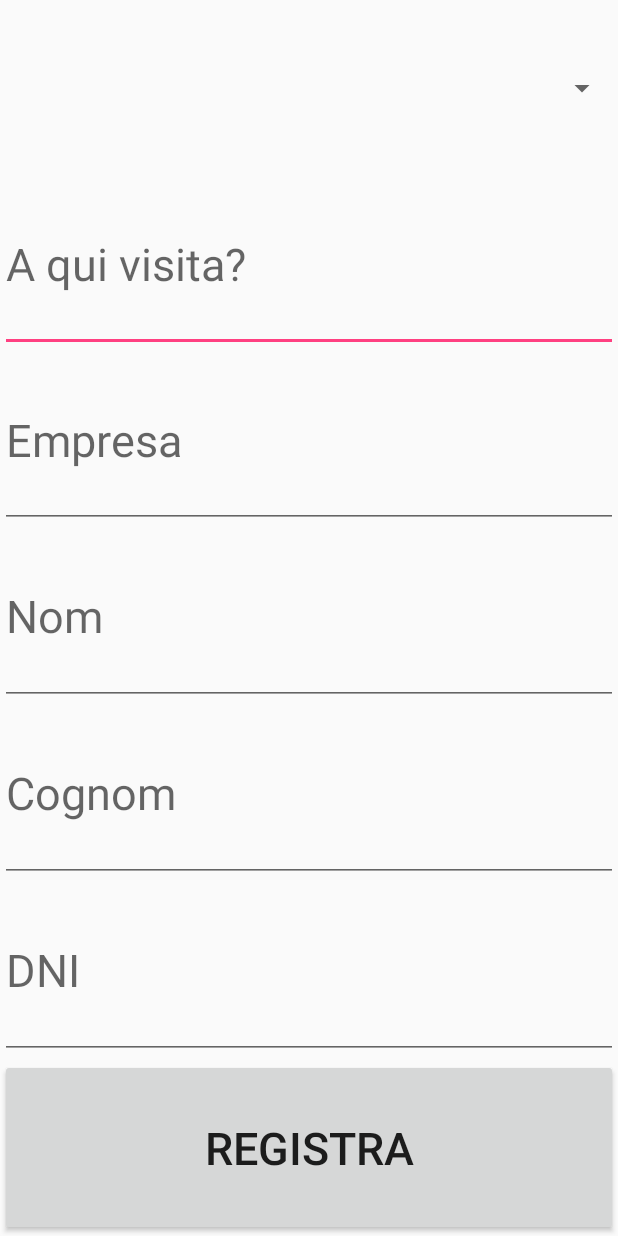
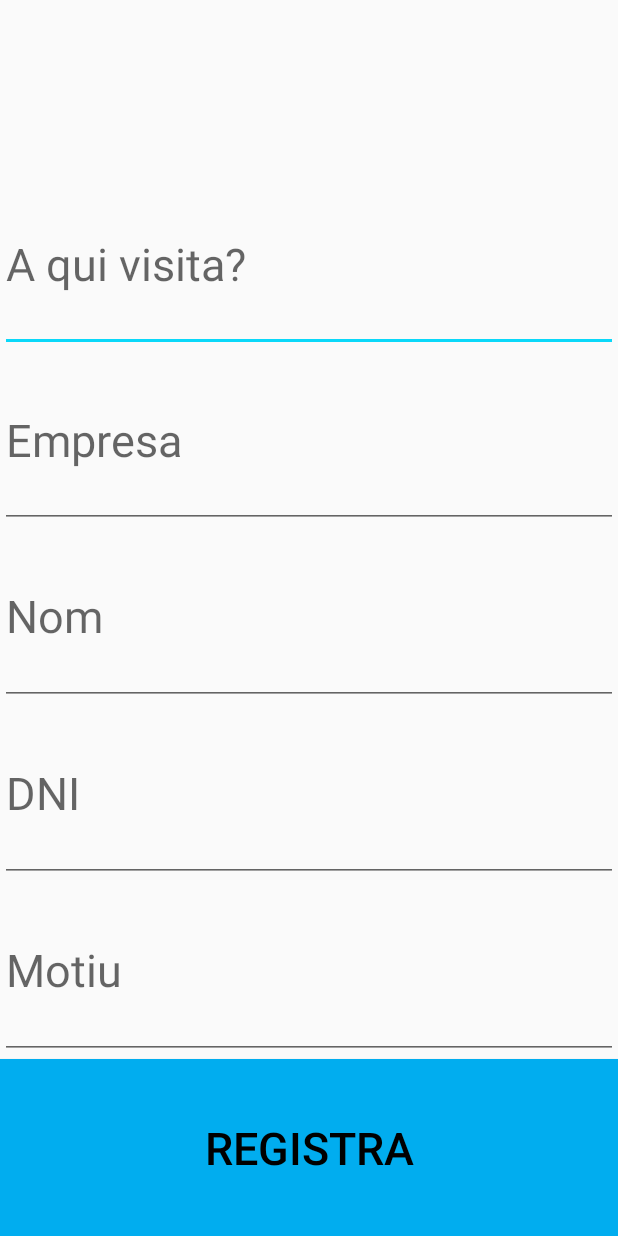
Before and after one commit to ITsistelgroup/Project_RegisterApp, an Android app: the layout activity_main.xml on its own in the app's theme, with its tools: preview values and no code run, on a phone screen of 412 x 824 dp. Run offline under Robolectric (Android 15) with nearby library versions, the phone set to English and light mode, and no system bars.

Commit message:
Connection + Layout CompanySelection

```diff
--- /dev/null
+++ b/app/src/main/res/drawable/rounded.xml
@@ -0,0 +1,6 @@
+<?xml version="1.0" encoding="utf-8"?>
+
+<shape xmlns:android="http://schemas.android.com/apk/res/android" >
+    <solid android:color="#FFFFFF" />
+    <corners android:radius="30dp" />
+</shape>
--- a/app/src/main/res/layout/activity_main.xml
+++ b/app/src/main/res/layout/activity_main.xml
@@ -13,12 +13,15 @@
         android:orientation="vertical"
         android:weightSum="7">
 
-        <Spinner
+        <TextView
             android:id="@+id/CompanyVisited"
             android:layout_width="match_parent"
             android:layout_height="0dp"
             android:layout_gravity="center"
-            android:layout_weight="1" />
+            android:layout_weight="1"
+            android:gravity="center"
+            android:textStyle="bold"
+            android:textSize="30sp"/>
 
         <AutoCompleteTextView
             android:id="@+id/Visited"
@@ -51,22 +54,23 @@
             android:inputType="text"/>
 
         <EditText
-            android:id="@+id/Surname"
+            android:id="@+id/DNI"
+            android:layout_width="match_parent"
+            android:layout_height="0dp"
+            android:layout_gravity="center"
+            android:layout_weight="1"
+            android:hint="@string/dni"
+            android:inputType="text"
+            android:textSize="30sp" />
+
+        <EditText
+            android:id="@+id/Motiu"
             android:layout_width="match_parent"
             android:layout_height="0dp"
             android:textSize="30sp"
             android:layout_gravity="center"
             android:layout_weight="1"
-            android:hint="@string/Surname"
-            android:inputType="text"/>
-        <EditText
-            android:id="@+id/DNI"
-            android:layout_width="match_parent"
-            android:layout_height="0dp"
-            android:textSize="30sp"
-            android:layout_gravity="center"
-            android:layout_weight="1"
-            android:hint="@string/dni"
+            android:hint="Motiu"
             android:inputType="text"/>
 
         <Button
@@ -76,6 +80,8 @@
             android:textSize="30sp"
             android:layout_gravity="center"
             android:layout_weight="1"
+            android:background="@color/colorPrimary"
+            android:textColor="@color/colorPrimaryDark"
             android:text="@string/checkin" />
     </LinearLayout>
 </android.support.constraint.ConstraintLayout>
--- a/app/src/main/res/values/colors.xml
+++ b/app/src/main/res/values/colors.xml
@@ -1,6 +1,23 @@
 <?xml version="1.0" encoding="utf-8"?>
 <resources>
-    <color name="colorPrimary">#3F51B5</color>
-    <color name="colorPrimaryDark">#303F9F</color>
-    <color name="colorAccent">#FF4081</color>
+    <color name="colorPrimary">#01ADEF</color>
+    <color name="colorPrimaryDark">#000000</color>
+    <color name="colorAccent">#0AD8F9</color>
+    <!--<color name="colorLight">#EEEEEE</color>-->
+
+    <color name="colorPrimarySixTLEngineeringTheme">#941173</color>
+    <color name="colorPrimaryDarkSixTLEngineeringTheme">#2D2D2D</color>
+    <color name="colorAccentSixTLEngineeringTheme">#C7BAC4</color>
+
+    <color name="colorPrimaryDigiProces">#00456D</color>
+    <color name="colorPrimaryDarkDigiProces">#000000</color>
+    <color name="colorAccentDigiProces">#A8D9EA</color>
+
+    <color name="colorPrimarySASistel">#01ADEF</color>
+    <color name="colorPrimaryDarkSASistel">#000000</color>
+    <color name="colorAccentSASistel">#0AD8F9</color>
+
+    <color name="colorPrimarySmartLift">#DE2326</color>
+    <color name="colorPrimaryDarkSmartLift">#231F20</color>
+    <color name="colorAccentSmartLift">#DDDDDD</color>
 </resources>
```
Also changed, not shown: app/build.gradle (+4 -3 lines), app/src/main/AndroidManifest.xml (+9 -1 lines), app/src/main/java/com/sistelgroup/itadmin/project_registerapp/CompanySelection.java (added, +76 -0 lines), app/src/main/java/com/sistelgroup/itadmin/project_registerapp/MainActivity.java (+78 -3 lines), app/src/main/res/layout/activity_company_selection.xml (added, +74 -0 lines), app/src/main/res/values/styles.xml (+29 -0 lines), app/src/main/res/mipmap-hdpi/SmartLift.png (added), app/src/main/res/mipmap-hdpi/digi.png (added), app/src/main/res/mipmap-hdpi/sistelgroup.png (added), app/src/main/res/mipmap-hdpi/sixtl.png (added).
